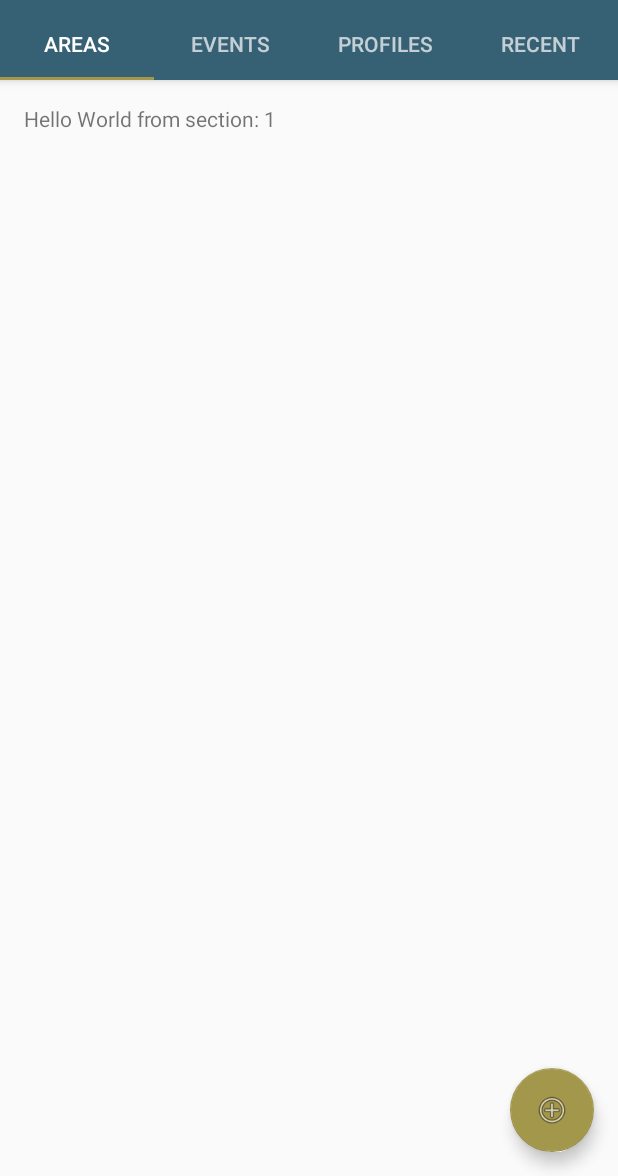
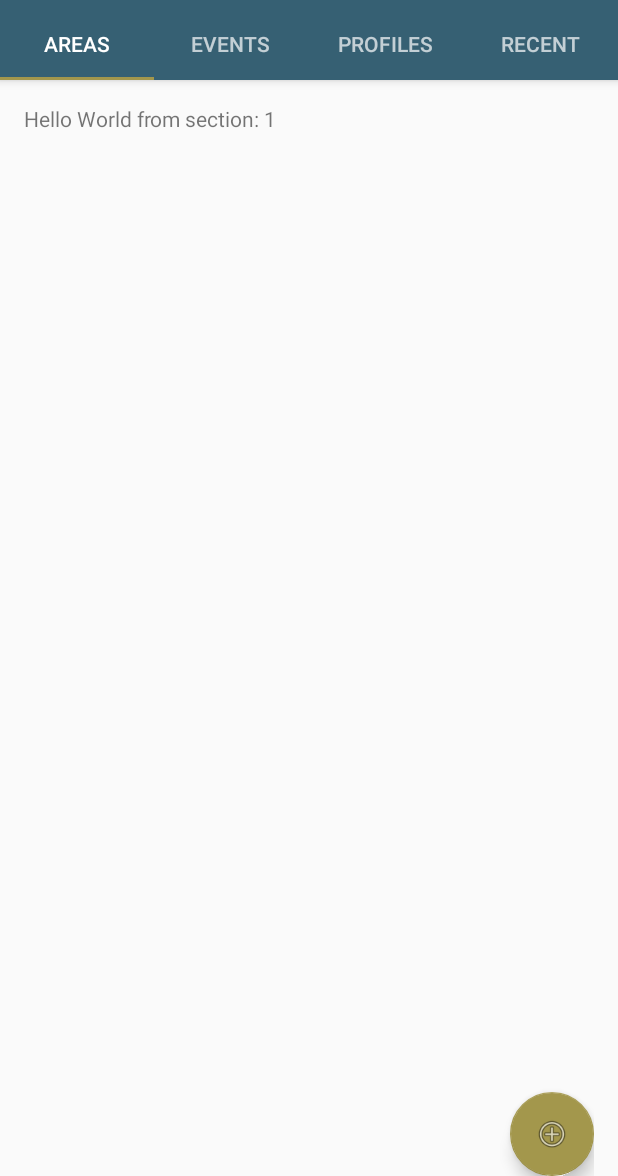
Before and after one commit to Rescue9/Llamos, an Android app: the screen it shows after launch (MainActivity), on a phone screen of 412 x 824 dp, the part 60-1236 px from its top. Run offline under Robolectric (Android 15) with nearby library versions, the phone set to English and light mode, and no system bars; 1 statement that could not run was skipped.

Commit message:
moved floating action button

```diff
--- a/app/src/main/res/layout/activity_main.xml
+++ b/app/src/main/res/layout/activity_main.xml
@@ -38,12 +38,4 @@
         android:layout_height="match_parent"
         app:layout_behavior="@string/appbar_scrolling_view_behavior" />
 
-    <android.support.design.widget.FloatingActionButton
-        android:id="@+id/fab"
-        android:layout_width="wrap_content"
-        android:layout_height="wrap_content"
-        android:layout_gravity="end|bottom"
-        android:layout_margin="@dimen/fab_margin"
-        app:srcCompat="@android:drawable/ic_menu_add" />
-
 </android.support.design.widget.CoordinatorLayout>
--- a/app/src/main/res/layout/fragment_main.xml
+++ b/app/src/main/res/layout/fragment_main.xml
@@ -1,4 +1,5 @@
 <RelativeLayout xmlns:android="http://schemas.android.com/apk/res/android"
+    xmlns:app="http://schemas.android.com/apk/res-auto"
     xmlns:tools="http://schemas.android.com/tools"
     android:layout_width="match_parent"
     android:layout_height="match_parent"
@@ -8,6 +9,17 @@
     android:paddingTop="@dimen/activity_vertical_margin"
     tools:context="com.corridor9design.llamos.MainActivity$PlaceholderFragment">
 
+    <android.support.design.widget.FloatingActionButton
+        android:id="@+id/fab"
+        android:layout_width="wrap_content"
+        android:layout_height="wrap_content"
+        android:layout_alignParentBottom="true"
+        android:layout_alignParentEnd="true"
+        android:layout_alignParentRight="true"
+        android:layout_gravity="end|bottom"
+        android:layout_marginBottom="21dp"
+        app:srcCompat="@android:drawable/ic_menu_add" />
+
     <TextView
         android:id="@+id/section_label"
         android:layout_width="wrap_content"
```
